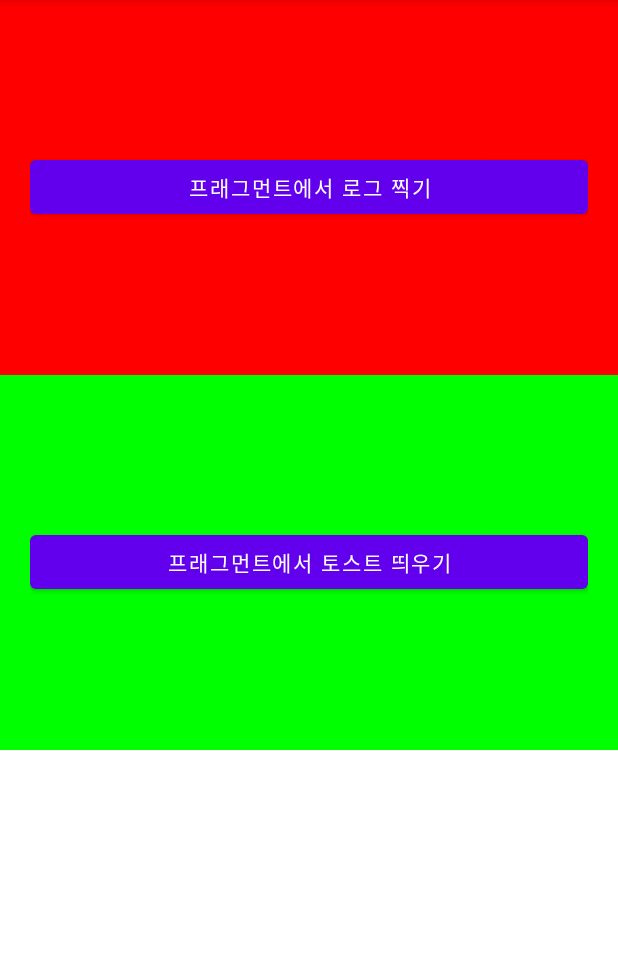
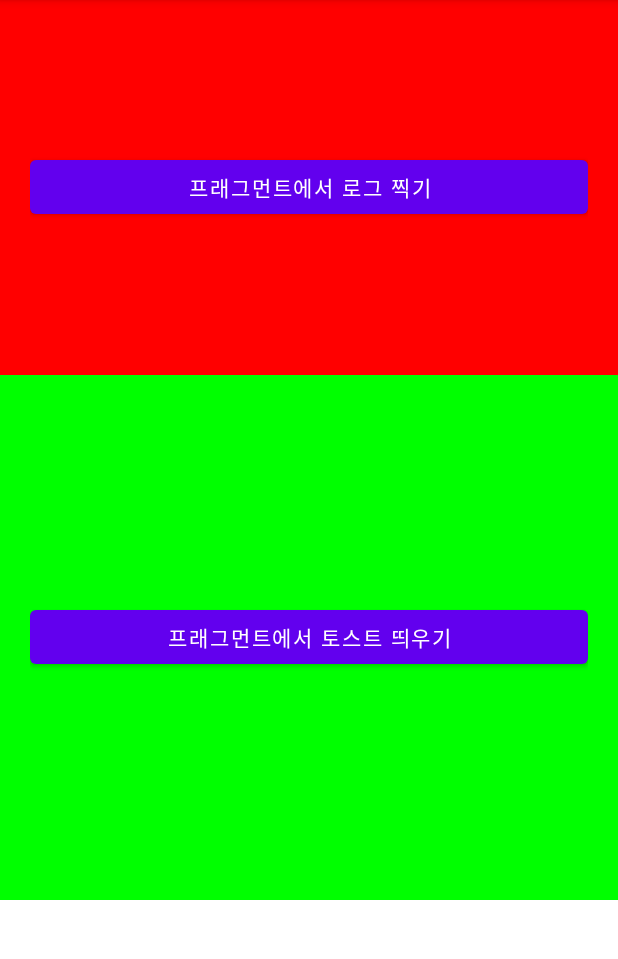
Before and after one commit to brotherbell91/Fragment_20220305, an Android app: the screen it shows after launch (MainActivity), on a phone screen of 412 x 824 dp, the part 84-1043 px from its top. Run offline under Robolectric (Android 15) with nearby library versions, the phone set to English and light mode, and no system bars.

Commit message:
액티비티에 두번쨰 프래그먼트 배치

```diff
--- a/app/src/main/res/layout/activity_main.xml
+++ b/app/src/main/res/layout/activity_main.xml
@@ -14,9 +14,9 @@
         class="com.hyeongjong.fragment_20220305.fragments.FirstFragment"/>
 
     <fragment
-        android:tag="secondFrag"
+        android:tag="두번째프래그먼트"
         android:layout_width="match_parent"
-        android:layout_height="250dp"
+        android:layout_height="350dp"
         class="com.hyeongjong.fragment_20220305.fragments.SecondFragment"/>
 
 </LinearLayout>
```
